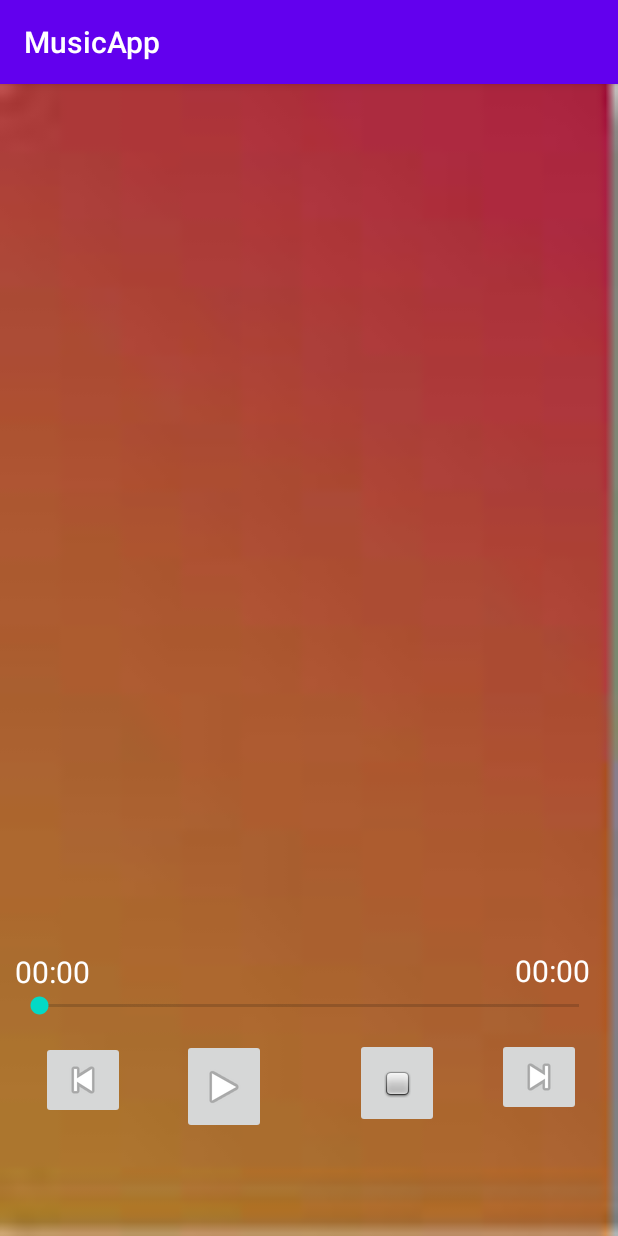
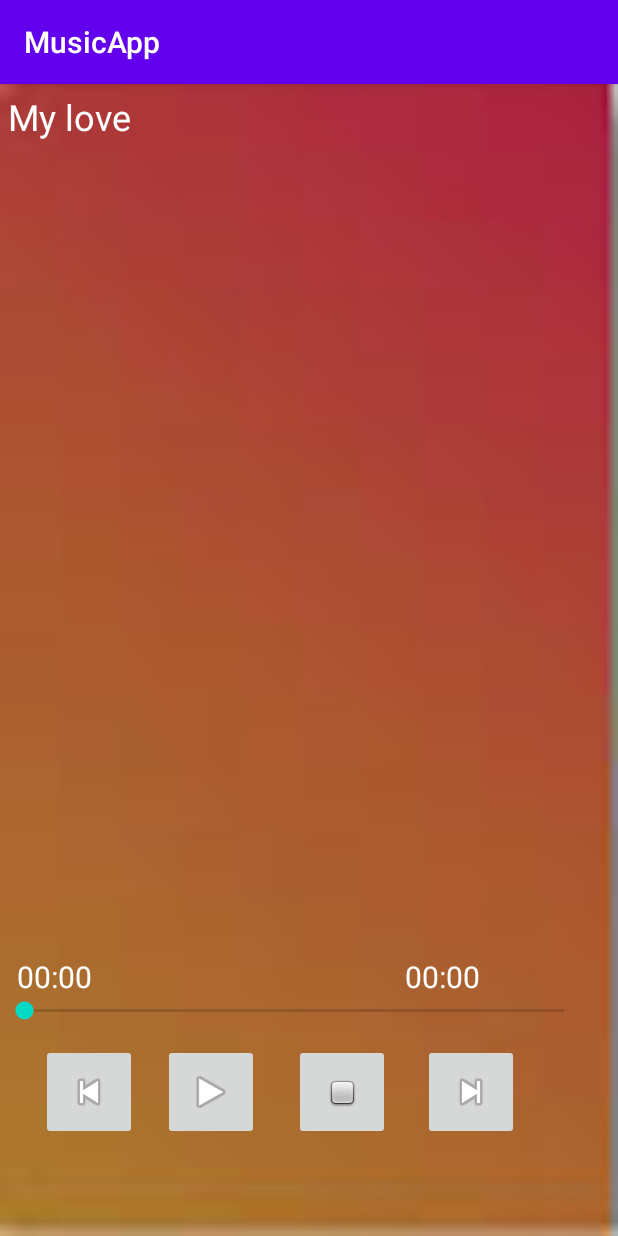
Before and after one commit to momo2941998/MusicApp, an Android app: the screen it shows after launch (MainActivity), on a phone screen of 412 x 824 dp. Run offline under Robolectric (Android 15) with nearby library versions, the phone set to English and light mode, and no system bars.

Commit message:
chỉnh lại layout

```diff
--- a/app/src/main/java/com/example/musicapp/MainActivity.java
+++ b/app/src/main/java/com/example/musicapp/MainActivity.java
@@ -34,12 +34,14 @@ public class MainActivity extends AppCompatActivity {
         play.setOnClickListener(new View.OnClickListener() {
             @Override
             public void onClick(View v) {
-                if(mediaPlayer.isPlaying()){
+                if (mediaPlayer.isPlaying()){
                     mediaPlayer.pause();
+                    play.setImageResource((android.R.drawable.ic_media_play));
+                }
+
+                else{
+                    mediaPlayer.start();
                     play.setImageResource(android.R.drawable.ic_media_pause);
-                }else {
-                    mediaPlayer.start();
-                    play.setImageResource((android.R.drawable.ic_media_play));
                 }
                 SetTotalTime();
             }
@@ -54,7 +56,6 @@ public class MainActivity extends AppCompatActivity {
                 RenewMedia();
             }
         });
-
         next.setOnClickListener(new View.OnClickListener() {
             @Override
             public void onClick(View v) {
@@ -82,7 +83,11 @@ public class MainActivity extends AppCompatActivity {
                 SetTotalTime();
             }
         });
+        /*
 
+
+
+*/
     }
 
     private  void  FindComponent(){
--- a/app/src/main/java/com/example/musicapp/Song.java
+++ b/app/src/main/java/com/example/musicapp/Song.java
@@ -13,8 +13,8 @@ public class Song {
     }
 
     public Song(String title, int file) {
-        title = title;
-        file = file;
+        this.title = title;
+        this.file = file;
     }
 
     public String getTitle() {
--- a/app/src/main/res/layout/activity_main.xml
+++ b/app/src/main/res/layout/activity_main.xml
@@ -9,46 +9,47 @@
 
     <ImageButton
         android:id="@+id/btnPrevious"
-        android:layout_width="wrap_content"
-        android:layout_height="wrap_content"
+        android:layout_width="64dp"
+        android:layout_height="64dp"
         android:layout_alignParentStart="true"
         android:layout_alignParentBottom="true"
         android:layout_marginStart="27dp"
-        android:layout_marginBottom="78dp"
+        android:layout_marginBottom="64dp"
         app:srcCompat="@android:drawable/ic_media_previous" />
+
 
     <ImageButton
         android:id="@+id/btnPlay"
-        android:layout_width="wrap_content"
-        android:layout_height="63dp"
+        android:layout_width="64dp"
+        android:layout_height="64dp"
         android:layout_alignParentBottom="true"
-        android:layout_marginStart="38dp"
-        android:layout_marginBottom="68dp"
+        android:layout_marginStart="17dp"
+        android:layout_marginBottom="64dp"
         android:layout_toEndOf="@+id/btnPrevious"
         app:srcCompat="@android:drawable/ic_media_play" />
 
     <ImageButton
         android:id="@+id/btnNext"
-        android:layout_width="wrap_content"
-        android:layout_height="wrap_content"
+        android:layout_width="64dp"
+        android:layout_height="64dp"
         android:layout_alignParentBottom="true"
-        android:layout_marginStart="154dp"
-        android:layout_marginBottom="80dp"
-        android:layout_toEndOf="@+id/btnPlay"
+        android:layout_marginStart="22dp"
+        android:layout_marginBottom="64dp"
+        android:layout_toEndOf="@+id/btnStop"
         app:srcCompat="@android:drawable/ic_media_next" />
-
 
     <SeekBar
         android:id="@+id/seekBar"
         android:layout_width="match_parent"
         android:layout_height="wrap_content"
-        android:layout_marginBottom="13dp"
         android:layout_above="@id/btnPlay"
+        android:layout_alignParentStart="true"
         android:layout_alignParentLeft="true"
-        android:layout_alignParentStart="true"
-        android:layout_marginLeft="10dp"
-        android:layout_marginRight="10dp"
-        ></SeekBar>
+        android:layout_alignParentEnd="true"
+        android:layout_marginLeft="20dp"
+        android:layout_marginEnd="20dp"
+        android:layout_marginRight="20dp"
+        android:layout_marginBottom="13dp"></SeekBar>
 
     <TextView
         android:id="@+id/timeLast"
@@ -57,20 +58,20 @@
         android:layout_above="@+id/seekBar"
         android:layout_alignLeft="@id/seekBar"
         android:layout_alignRight="@id/seekBar"
+        android:layout_marginLeft="11dp"
         android:text="00:00"
         android:textColor="#fff"
         android:textSize="20sp"></TextView>
 
     <TextView
         android:id="@+id/totalTime"
-        android:layout_width="66dp"
-        android:layout_height="38dp"
+        android:layout_width="wrap_content"
+        android:layout_height="wrap_content"
         android:layout_above="@+id/seekBar"
         android:layout_alignLeft="@id/seekBar"
         android:layout_alignRight="@id/seekBar"
-        android:layout_marginLeft="333dp"
-        android:layout_marginRight="-7dp"
-        android:layout_marginBottom="-10dp"
+        android:layout_marginLeft="270dp"
+        android:layout_marginRight="11dp"
         android:text="00:00"
         android:textColor="#fff"
         android:textSize="20sp"></TextView>
@@ -87,12 +88,12 @@
 
     <ImageButton
         android:id="@+id/btnStop"
-        android:layout_width="56dp"
-        android:layout_height="60dp"
-        android:layout_alignParentEnd="true"
+        android:layout_width="64dp"
+        android:layout_height="64dp"
         android:layout_alignParentBottom="true"
-        android:layout_marginEnd="119dp"
-        android:layout_marginBottom="72dp"
+        android:layout_marginStart="23dp"
+        android:layout_marginBottom="64dp"
+        android:layout_toEndOf="@+id/btnPlay"
         app:srcCompat="@android:drawable/checkbox_off_background" />
 
 </RelativeLayout>
```
